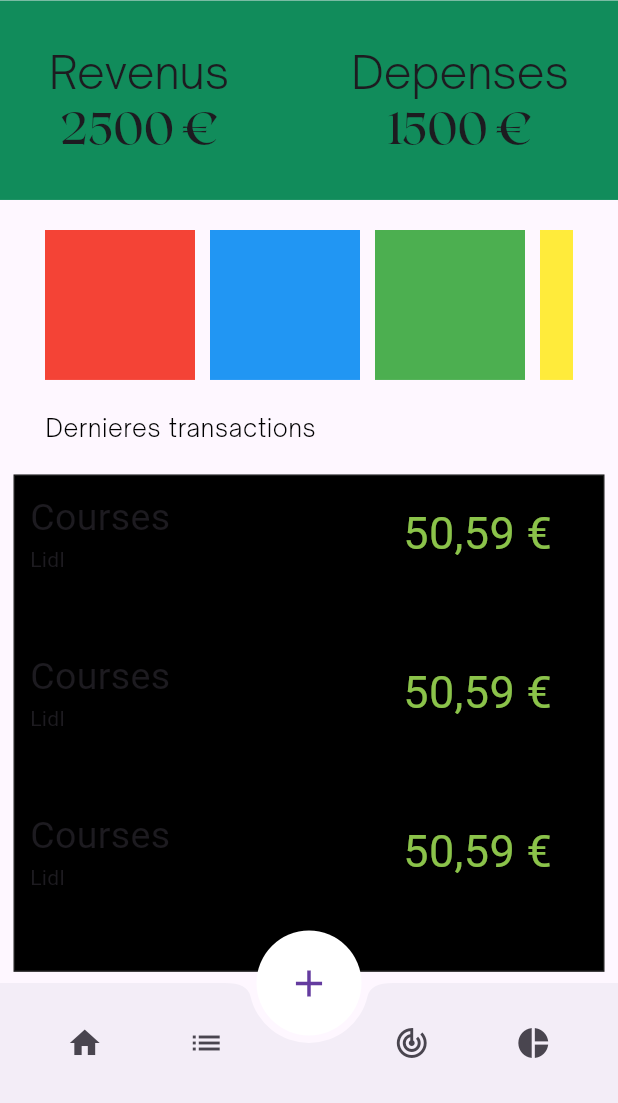
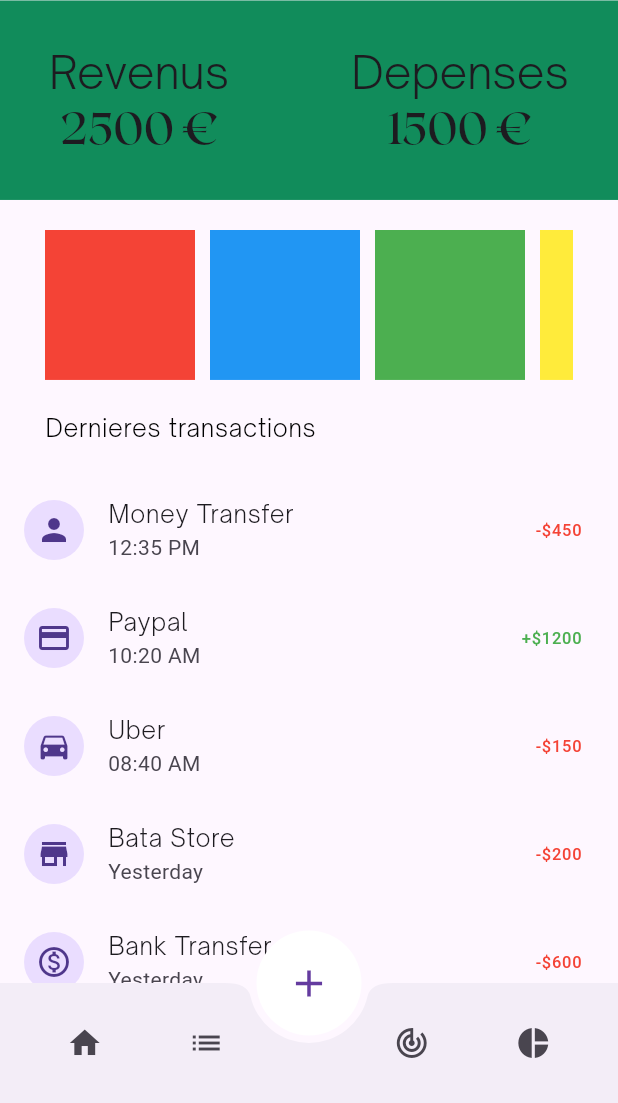
Before and after one commit to sikadali/stack_my_money_app, a Flutter app: the screen it shows after launch, on a phone screen of 412 x 824 dp, the part 133-1236 px from its top. Run offline on Flutter 3.47's test engine with Material 3 defaults, Android fonts, the phone set to English and light mode, and no system bars; our stand-ins replace liquid_swipe, smooth_page_indicator.

Commit message:
create widgets for transaction item

```diff
--- a/lib/src/features/home/home_screen.dart
+++ b/lib/src/features/home/home_screen.dart
@@ -29,109 +29,67 @@ class HomeScreen extends StatelessWidget {
       Container(width: 100, color: Colors.orange),
     ];
 
-    List<Widget> transactions = <Widget>[
-      Row(
-        mainAxisAlignment: MainAxisAlignment.spaceBetween,
-        children: [
-          Column(
-              crossAxisAlignment: CrossAxisAlignment.start,
-              children: [Text("Courses", style: TextStyle(fontSize: 25)), Text("Lidl")]),
-          Row(
-            children: [
-              Text(
-                "50,59 €",
-                style: TextStyle(fontSize: 30, color: Colors.lightGreen),
-              ),
-              Icon(Icons.star_border),
-            ],
-          )
-        ],
-      ),
-      Row(
-        mainAxisAlignment: MainAxisAlignment.spaceBetween,
-        children: [
-          Column(
-              crossAxisAlignment: CrossAxisAlignment.start,
-              children: [Text("Courses", style: TextStyle(fontSize: 25)), Text("Lidl")]),
-          Row(
-            children: [
-              Text(
-                "50,59 €",
-                style: TextStyle(fontSize: 30, color: Colors.lightGreen),
-              ),
-              Icon(Icons.star_border),
-            ],
-          )
-        ],
-      ),
-      Row(
-        mainAxisAlignment: MainAxisAlignment.spaceBetween,
-        children: [
-          Column(
-              crossAxisAlignment: CrossAxisAlignment.start,
-              children: [Text("Courses", style: TextStyle(fontSize: 25)), Text("Lidl")]),
-          Row(
-            children: [
-              Text(
-                "50,59 €",
-                style: TextStyle(fontSize: 30, color: Colors.lightGreen),
-              ),
-              Icon(Icons.star_border),
-            ],
-          )
-        ],
-      ),
-      Row(
-        mainAxisAlignment: MainAxisAlignment.spaceBetween,
-        children: [
-          Column(
-              crossAxisAlignment: CrossAxisAlignment.start,
-              children: [Text("Courses", style: TextStyle(fontSize: 25)), Text("Lidl")]),
-          Row(
-            children: [
-              Text(
-                "50,59 €",
-                style: TextStyle(fontSize: 30, color: Colors.lightGreen),
-              ),
-              Icon(Icons.star_border),
-            ],
-          )
-        ],
-      ),
-      Row(
-        mainAxisAlignment: MainAxisAlignment.spaceBetween,
-        children: [
-          Column(
-              crossAxisAlignment: CrossAxisAlignment.start,
-              children: [Text("Courses", style: TextStyle(fontSize: 25)), Text("Lidl")]),
-          Row(
-            children: [
-              Text(
-                "50,59 €",
-                style: TextStyle(fontSize: 30, color: Colors.lightGreen),
-              ),
-              Icon(Icons.star_border),
-            ],
-          )
-        ],
-      ),
-      Row(
-        mainAxisAlignment: MainAxisAlignment.spaceBetween,
-        children: [
-          Column(
-              crossAxisAlignment: CrossAxisAlignment.start,
-              children: [Text("Courses", style: TextStyle(fontSize: 25)), Text("Auchan")]),
-          Row(
-            children: [
-              Text(
-                "50 €",
-                style: TextStyle(fontSize: 30, color: Colors.lightGreen),
-              ),
-              Icon(Icons.star_border),
-            ],
-          )
-        ],
-      )
+    List<Widget> transactions = [
+      TransactionItem(
+          icon: Icons.person,
+          title: 'Money Transfer',
+          time: '12:35 PM',
+          amount: '-\$450',
+          amountColor: Colors.red),
+      TransactionItem(
+          icon: Icons.payment,
+          title: 'Paypal',
+          time: '10:20 AM',
+          amount: '+\$1200',
+          amountColor: Colors.green),
+      TransactionItem(
+          icon: Icons.directions_car,
+          title: 'Uber',
+          time: '08:40 AM',
+          amount: '-\$150',
+          amountColor: Colors.red),
+      TransactionItem(
+          icon: Icons.store,
+          title: 'Bata Store',
+          time: 'Yesterday',
+          amount: '-\$200',
+          amountColor: Colors.red),
+      TransactionItem(
+          icon: Icons.monetization_on_outlined,
+          title: 'Bank Transfer',
+          time: 'Yesterday',
+          amount: '-\$600',
+          amountColor: Colors.red),
+      TransactionItem(
+          icon: Icons.person,
+          title: 'Money Transfer',
+          time: '12:35 PM',
+          amount: '-\$450',
+          amountColor: Colors.red),
+      TransactionItem(
+          icon: Icons.payment,
+          title: 'Paypal',
+          time: '10:20 AM',
+          amount: '+\$1200',
+          amountColor: Colors.green),
+      TransactionItem(
+          icon: Icons.directions_car,
+          title: 'Uber',
+          time: '08:40 AM',
+          amount: '-\$150',
+          amountColor: Colors.red),
+      TransactionItem(
+          icon: Icons.store,
+          title: 'Bata Store',
+          time: 'Yesterday',
+          amount: '-\$200',
+          amountColor: Colors.red),
+      TransactionItem(
+          icon: Icons.monetization_on_outlined,
+          title: 'Bank Transfer',
+          time: 'Yesterday',
+          amount: '-\$600',
+          amountColor: Colors.red),
     ];
 
     return Scaffold(
@@ -189,38 +147,11 @@ class HomeScreen extends StatelessWidget {
                 ],
               )),
           SizedBox(height: 20),
-          Column(
-            children: [
-              Container(
-                padding: const EdgeInsets.all(10),
-                margin: const EdgeInsets.symmetric(horizontal: 10),
-                height: screenHeight * 0.4,
-                decoration: BoxDecoration(
-                  color: Colors.black,
-                  boxShadow: [
-                    BoxShadow(
-                      color: Color(0xff1E1E1E),
-                      spreadRadius: 1.0,
-                    ),
-                  ],
-                ),
-                // child: Column(
-                //   children: transactions,
-                // ),
-                child: ListView.separated(
-                  // This next line does the trick.
-                  scrollDirection: Axis.vertical,
-                  itemCount: transactions.length,
-                  separatorBuilder: (context, index) {
-                    return SizedBox(height: 50.0); // Add spacing of 10.0 between each item
-                  },
-                  itemBuilder: (context, index2) {
-                    return transactions[index2];
-                  },
-                ),
-              )
-            ],
-          )
+          Expanded(
+            child: ListView(
+              children: transactions,
+            ),
+          ),
         ],
       ),
     );
@@ -301,3 +232,34 @@ class _MonthCarouselState extends State<MonthCarousel> {
     );
   }
 }
+
+class TransactionItem extends StatelessWidget {
+  final IconData icon;
+  final String title;
+  final String time;
+  final String amount;
+  final Color amountColor;
+
+  TransactionItem({
+    required this.icon,
+    required this.title,
+    required this.time,
+    required this.amount,
+    required this.amountColor,
+  });
+
+  @override
+  Widget build(BuildContext context) {
+    return ListTile(
+      leading: CircleAvatar(
+        child: Icon(icon),
+      ),
+      title: Text(title),
+      subtitle: Text(time),
+      trailing: Text(
+        amount,
+        style: TextStyle(color: amountColor),
+      ),
+    );
+  }
+}
```
